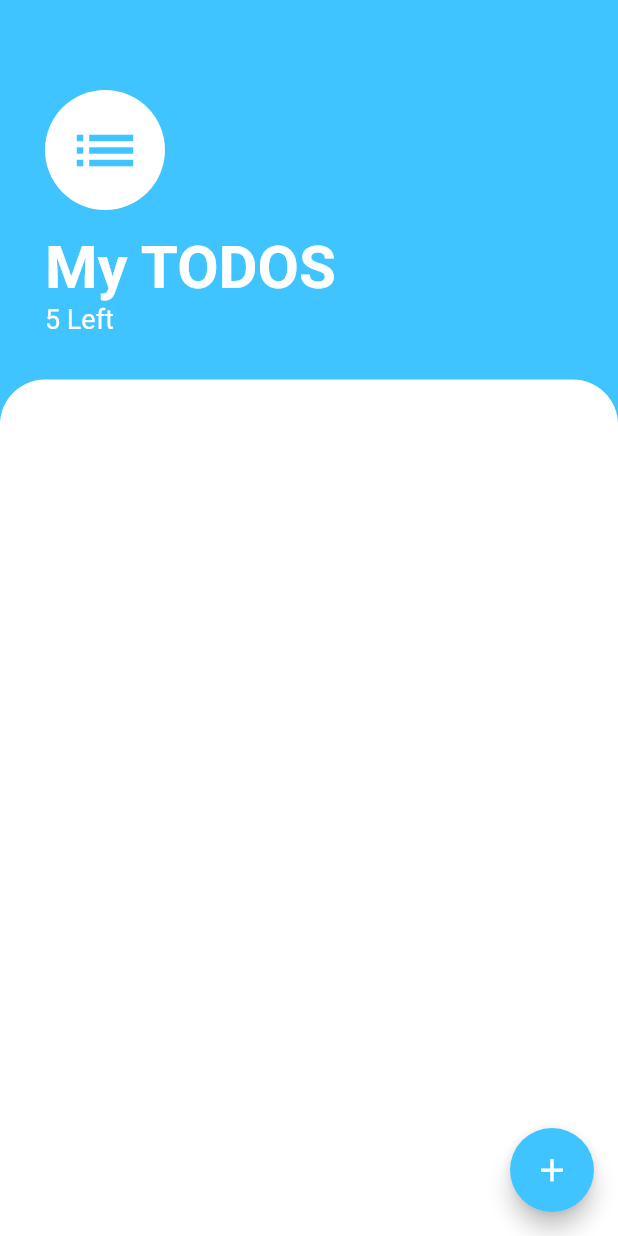
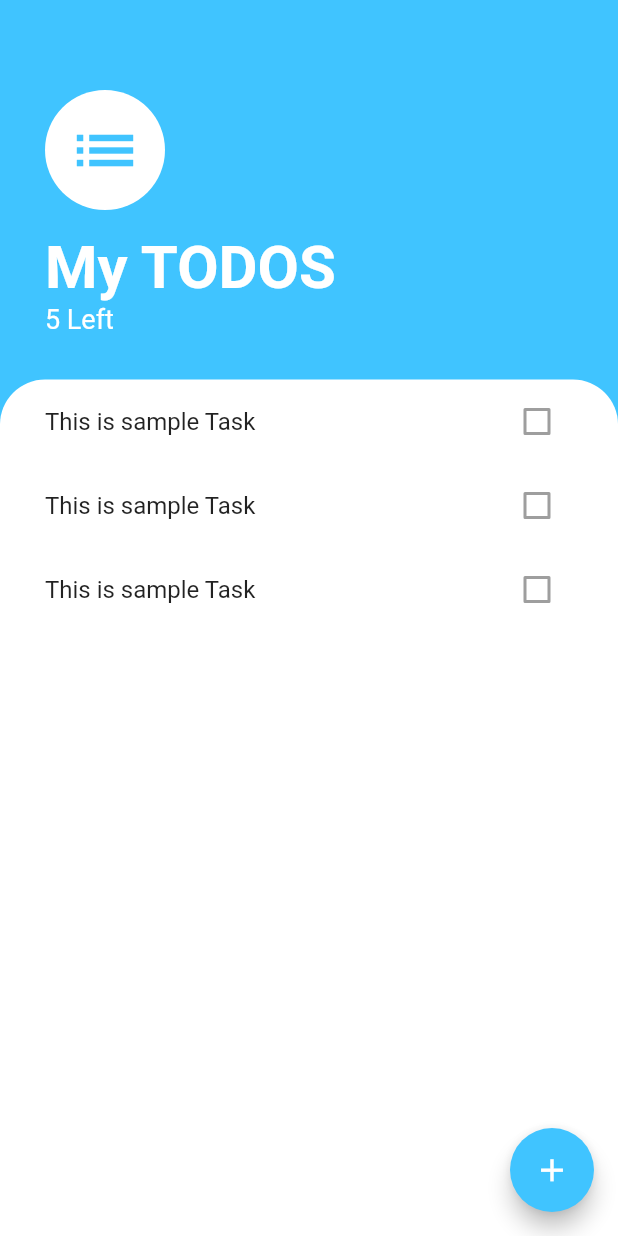
Before and after one commit to Toxicann/ToDoList, a Flutter app: the screen it shows after launch, on a phone screen of 412 x 824 dp. Run offline on Flutter 3.47's test engine with Material 2 defaults, Android fonts, the phone set to English and light mode, and no system bars.

```diff
--- a/lib/screens/task_screens.dart
+++ b/lib/screens/task_screens.dart
@@ -1,4 +1,7 @@
 import 'package:flutter/material.dart';
+
+import '../widgets/task_list.dart';
+import './modal_screen.dart';
 
 class TasksScreens extends StatelessWidget {
   const TasksScreens({Key? key}) : super(key: key);
@@ -12,7 +15,10 @@ class TasksScreens extends StatelessWidget {
           Icons.add,
           size: 25.0,
         ),
-        onPressed: () {},
+        onPressed: () {
+          showModalBottomSheet(
+              context: context, builder: (context) => ModalScreen());
+        },
       ),
       backgroundColor: Colors.lightBlueAccent,
       body: Column(
@@ -59,12 +65,15 @@ class TasksScreens extends StatelessWidget {
           ),
           Expanded(
             child: Container(
+              padding: const EdgeInsets.symmetric(horizontal: 30.0),
               decoration: const BoxDecoration(
                 color: Colors.white,
                 borderRadius: BorderRadius.only(
-                    topLeft: Radius.circular(30.0),
-                    topRight: Radius.circular(30.0)),
+                  topLeft: Radius.circular(30.0),
+                  topRight: Radius.circular(30.0),
+                ),
               ),
+              child: TasksList(),
             ),
           ),
         ],
--- /dev/null
+++ b/lib/widgets/task_list.dart
@@ -0,0 +1,20 @@
+import 'package:flutter/material.dart';
+
+import './task_tile.dart';
+
+class TasksList extends StatelessWidget {
+  const TasksList({
+    Key? key,
+  }) : super(key: key);
+
+  @override
+  Widget build(BuildContext context) {
+    return ListView(
+      children: <Widget>[
+        TasksTile(),
+        TasksTile(),
+        TasksTile(),
+      ],
+    );
+  }
+}
--- /dev/null
+++ b/lib/widgets/task_tile.dart
@@ -0,0 +1,16 @@
+import 'package:flutter/material.dart';
+
+class TasksTile extends StatelessWidget {
+  const TasksTile({
+    Key? key,
+  }) : super(key: key);
+
+  @override
+  Widget build(BuildContext context) {
+    return ListTile(
+      contentPadding: EdgeInsets.symmetric(horizontal: 0.0),
+      title: Text('This is sample Task'),
+      trailing: Checkbox(value: false, onChanged: null),
+    );
+  }
+}
```
Also changed, not shown: lib/screens/modal_screen.dart (added).
